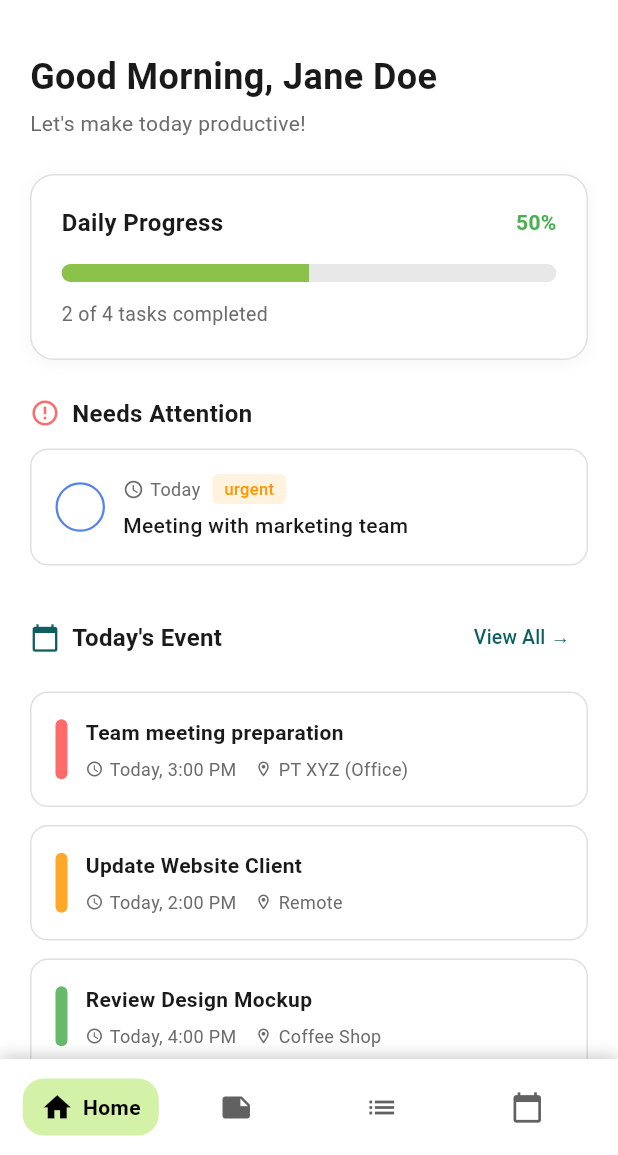
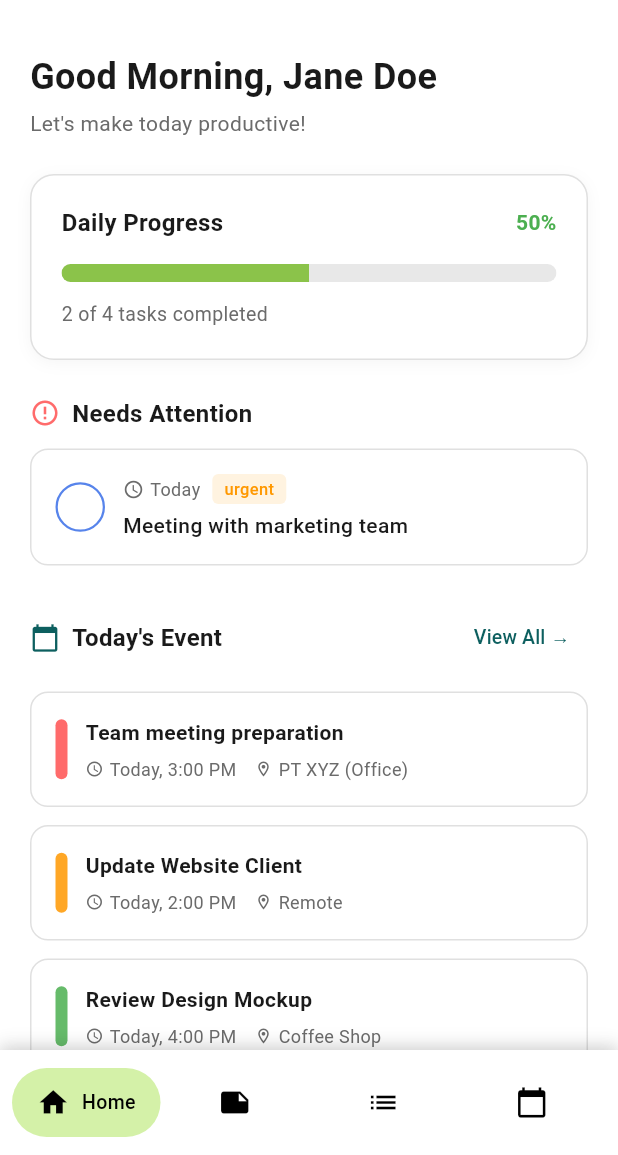
Before and after one commit to susanjong/MindlyApp_MobileDev, a Flutter app: the HomePage screen opened by its route, on a phone screen of 412 x 824 dp, the part 81-1236 px from its top. Run offline on Flutter 3.47's test engine with Material 3 defaults, Android fonts, the phone set to English and light mode, and no system bars; our stand-ins replace cloud_firestore, firebase_auth, firebase_core, google_sign_in; accounts and stored records are empty; Roboto replaces fonts that are missing (Poppins).

Commit message:
<fix>: resolve issues and correct errors in the code

```diff
--- a/lib/presentation/screen/main_home/home.dart
+++ b/lib/presentation/screen/main_home/home.dart
@@ -531,9 +531,9 @@ class _HomePageState extends State<HomePage> {
                   // TODO: Implement navigation logic
                   print('Navbar item tapped: $index');
                   // Contoh navigasi:
-                   if (index == 1) {
-                     Navigator.push(context, MaterialPageRoute(builder: (context) => NotesPage()));
-                   }
+                  if (index == 1) {
+                    Navigator.push(context, MaterialPageRoute(builder: (context) => NotesPage()));
+                  }
                 },
               ),
             ),
--- a/lib/widgets/font_style.dart
+++ b/lib/widgets/font_style.dart
@@ -4,7 +4,7 @@ class FontStyles {
   // Style di judul utama
 
   //pakai static supaya bisa diakses langsung tanpa instance
-    static const TextStyle appTitle = TextStyle(
+  static const TextStyle appTitle = TextStyle(
     color: Color(0xFF0D5F5F),
     fontSize: 24,
     fontWeight: FontWeight.bold,
--- a/lib/widgets/navbar.dart
+++ b/lib/widgets/navbar.dart
@@ -1,144 +1,152 @@
 import 'package:flutter/material.dart';
 import 'package:notesapp/presentation/screen/main_home/home.dart';
 import 'package:notesapp/presentation/screen/notes/awalnotes.dart';
+import 'package:notesapp/presentation/screen/todolist/awaltodo.dart';
+import 'package:notesapp/presentation/screen/calendar/awalcalendar.dart';
 
-class NavbarRoot extends StatefulWidget {
-  const NavbarRoot({super.key});
+// ================== CUSTOM NAVBAR ==================
+class CustomNavBar extends StatelessWidget {
+  final int selectedIndex;
+  final Function(int)? onItemTapped;
+  final bool autoNavigate;
 
-  @override
-  State<NavbarRoot> createState() => _NavbarRootState();
+  const CustomNavBar({
+    super.key,
+    required this.selectedIndex,
+    this.onItemTapped,
+    this.autoNavigate = true,
+  });
+
+  // Fungsi untuk navigasi ke halaman berdasarkan index
+  void _navigateToPage(BuildContext context, int index) {
+    if (selectedIndex == index || !autoNavigate) {
+      onItemTapped?.call(index);
+      return;
     }
 
-class _NavbarRootState extends State<NavbarRoot> {
-  int _selectedIndex = 0;
+    Widget page;
+    switch (index) {
+      case 0:
+        page = const HomePage();
+        break;
+      case 1:
+        page = const NotesPage();
+        break;
+      case 2:
+        page = const TodoListPage();
+        break;
+      case 3:
+        page = const CalendarPage();
+        break;
+      default:
+        page = const HomePage();
+    }
 
-  final List<Widget> _pages = [
-    const HomePage(),
-    const NotesPage(),
-    const Center(child: Text('Todo Page', style: TextStyle(fontSize: 24))),
-    const Center(child: Text('Calendar Page', style: TextStyle(fontSize: 24))),
-  ];
-
-  void _onItemTapped(int index) {
-    setState(() {
-      _selectedIndex = index;
-    });
+    Navigator.pushReplacement(
+      context,
+      PageRouteBuilder(
+        pageBuilder: (context, animation, secondaryAnimation) => page,
+        transitionsBuilder: (context, animation, secondaryAnimation, child) {
+          return FadeTransition(
+            opacity: animation,
+            child: child,
+          );
+        },
+        transitionDuration: const Duration(milliseconds: 300),
+      ),
+    );
   }
 
   @override
   Widget build(BuildContext context) {
-    return Scaffold(
-      body: _pages[_selectedIndex],
-      bottomNavigationBar: Container(
+    return Container(
+      height: 70,
+      padding: const EdgeInsets.symmetric(horizontal: 8, vertical: 8),
       decoration: BoxDecoration(
         color: Colors.white,
         boxShadow: [
           BoxShadow(
             color: Colors.black.withOpacity(0.1),
-              blurRadius: 8,
+            blurRadius: 10,
             offset: const Offset(0, -2),
           ),
         ],
       ),
-        child: SafeArea(
-          child: CustomNavBar(
-            selectedIndex: _selectedIndex,
-            onItemTapped: _onItemTapped, // sekarang wajib ada
+      child: Row(
+        mainAxisAlignment: MainAxisAlignment.spaceEvenly,
+        children: List.generate(
+          _navItems.length,
+              (index) {
+            final isSelected = selectedIndex == index;
+
+            return Expanded(
+              child: GestureDetector(
+                onTap: () => _navigateToPage(context, index),
+                child: Container(
+                  color: Colors.transparent,
+                  child: Center(
+                    child: AnimatedContainer(
+                      duration: const Duration(milliseconds: 200),
+                      curve: Curves.easeInOut,
+                      // FIXED: Semua container punya ukuran yang SAMA
+                      constraints: BoxConstraints(
+                        minWidth: isSelected ? 100 : 46,
+                        maxWidth: isSelected ? 120 : 46,
+                        minHeight: 46,
+                        maxHeight: 46,
                       ),
+                      padding: EdgeInsets.symmetric(
+                        horizontal: isSelected ? 14 : 0,
+                        vertical: 11,
+                      ),
+                      decoration: BoxDecoration(
+                        color: isSelected
+                            ? const Color(0xFFD4F1A8)
+                            : Colors.transparent,
+                        borderRadius: BorderRadius.circular(23),
+                      ),
+                      child: Row(
+                        mainAxisSize: MainAxisSize.min,
+                        mainAxisAlignment: MainAxisAlignment.center,
+                        children: [
+                          Icon(
+                            _navItems[index].icon,
+                            color: Colors.black,
+                            size: 22,
+                          ),
+                          // Animasi smooth untuk text
+                          AnimatedContainer(
+                            duration: const Duration(milliseconds: 200),
+                            width: isSelected ? 8 : 0,
+                          ),
+                          if (isSelected)
+                            Flexible(
+                              child: Text(
+                                _navItems[index].label,
+                                style: const TextStyle(
+                                  color: Colors.black,
+                                  fontSize: 13,
+                                  fontWeight: FontWeight.w500,
+                                ),
+                                overflow: TextOverflow.ellipsis,
+                                maxLines: 1,
+                              ),
+                            ),
+                        ],
+                      ),
+                    ),
+                  ),
+                ),
+              ),
+            );
+          },
         ),
       ),
     );
   }
 }
 
-// ================= CustomNavBar =================
-class CustomNavBar extends StatelessWidget {
-  final int selectedIndex;
-  final Function(int) onItemTapped; // diubah jadi non-nullable
-  final bool autoNavigate;
-
-  const CustomNavBar({
-    super.key,
-    required this.selectedIndex,
-    required this.onItemTapped, // wajib diisi
-    this.autoNavigate = true,
-  });
-
-  @override
-  Widget build(BuildContext context) {
-    return Container(
-      decoration: BoxDecoration(
-        color: Colors.white,
-        boxShadow: [
-          BoxShadow(
-            color: Colors.black.withOpacity(0.1),
-            blurRadius: 8,
-            offset: const Offset(0, -2),
-          ),
-        ],
-      ),
-      child: SafeArea(
-        child: Container(
-          height: 64,
-          padding: const EdgeInsets.symmetric(horizontal: 12, vertical: 8),
-          child: Row(
-            children: List.generate(_navItems.length, (index) {
-              final item = _navItems[index];
-              final isSelected = selectedIndex == index;
-
-              return Expanded(
-                child: Center(
-                  child: InkWell(
-                    borderRadius: BorderRadius.circular(14),
-                    onTap: () => onItemTapped(index), // aman karena non-nullable
-                    child: AnimatedContainer(
-                      duration: const Duration(milliseconds: 180),
-                      padding: EdgeInsets.symmetric(
-                        horizontal: isSelected ? 12 : 8,
-                        vertical: isSelected ? 8 : 6,
-                      ),
-                      decoration: BoxDecoration(
-                        color: isSelected ? const Color(0xFFD4F1A8) : Colors.transparent,
-                        borderRadius: BorderRadius.circular(14),
-                      ),
-                      child: Row(
-                        mainAxisSize: MainAxisSize.min,
-                        children: [
-                          Icon(
-                            item.icon,
-                            size: 22,
-                            color: isSelected ? Colors.black : Colors.grey[700],
-                          ),
-                          if (isSelected) ...[
-                            const SizedBox(width: 6),
-                            Flexible(
-                              child: Text(
-                                item.label,
-                                style: const TextStyle(
-                                  fontSize: 14,
-                                  fontWeight: FontWeight.w600,
-                                  color: Colors.black,
-                                  letterSpacing: 0.3,
-                                ),
-                                overflow: TextOverflow.ellipsis,
-                              ),
-                            ),
-                          ],
-                        ],
-                      ),
-                    ),
-                  ),
-                ),
-              );
-            }),
-          ),
-        ),
-      ),
-    );
-  }
-}
-
-// ================= Models Navbar Item =================
+// ================== NAVBAR ITEMS ==================
 class NavBarItem {
   final IconData icon;
   final String label;
```
Also changed, not shown: lib/presentation/widget/navbar.dart (deleted, +0 -119 lines), assets/images/Vector.png (deleted). Lines whose indentation alone changed are shown as unchanged.
